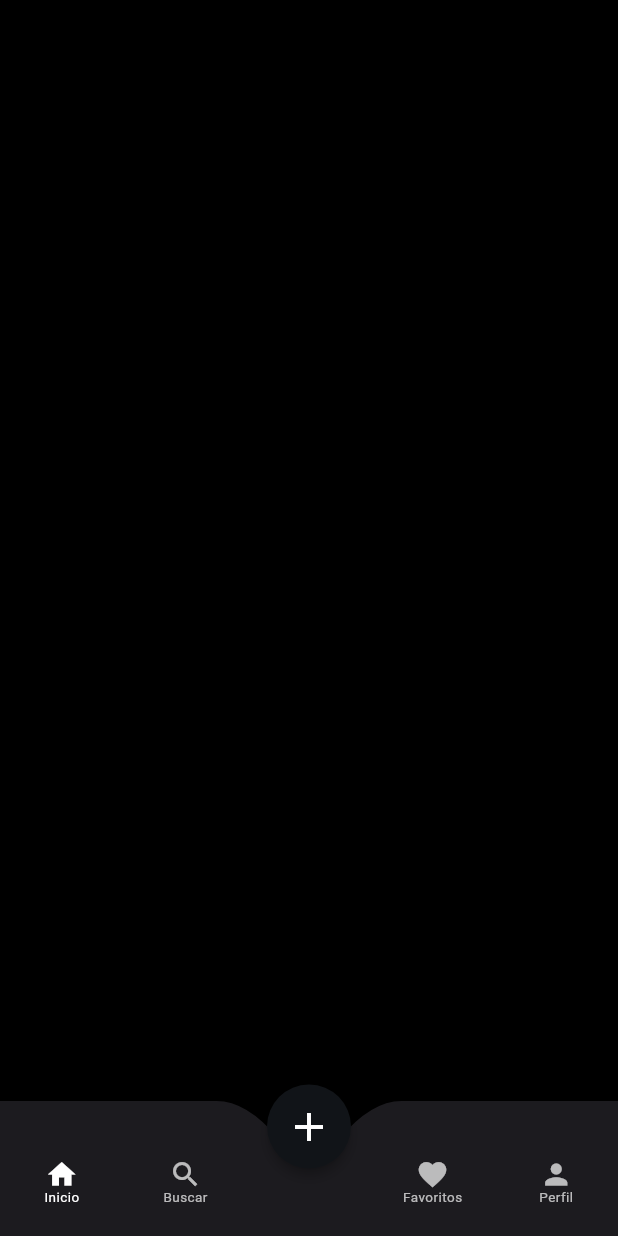
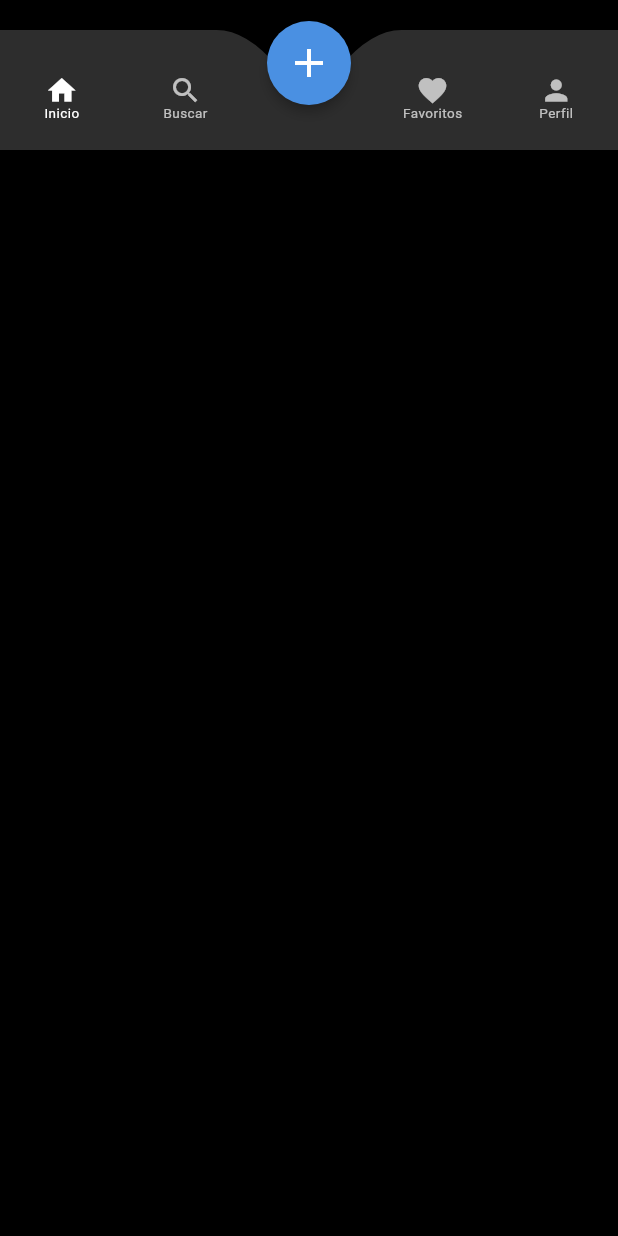
Before and after one commit to Guidotss/news-app, a Flutter app: the CustomBottomNav widget shown alone on an empty page, opened directly, on a phone screen of 412 x 824 dp. Run offline on Flutter 3.47's test engine with Material 3 defaults, Android fonts, the phone set to English and light mode, and no system bars; our stand-ins replace dio, flutter_dotenv, flutter_riverpod, go_router; statements that could not run were skipped.

Commit message:
Refactor CustomBottomNav widget to use enum for navigation items and integrate GoRouter for improved routing
- Replaced integer index with BottomNavItem enum for better readability and maintainability.
- Updated navigation logic to utilize GoRouter for named routes.
- Enhanced UI layout with a more structured Stack widget and adjusted positioning of elements.
- Improved visual design by modifying the NotchPainter color and bottom navigation bar styles.

This commit enhances the bottom navigation experience and streamlines routing within the app.

```diff
--- a/lib/src/presentation/widgets/shared/custom_bottom_nav.dart
+++ b/lib/src/presentation/widgets/shared/custom_bottom_nav.dart
@@ -1,4 +1,13 @@
 import 'package:flutter/material.dart';
+import 'package:go_router/go_router.dart';
+import 'package:news_app/src/settings/router/app_router.dart';
+
+enum BottomNavItem {
+  home,
+  search,
+  favorites,
+  profile,
+}
 
 class CustomBottomNav extends StatefulWidget {
   const CustomBottomNav({super.key,required this.title});
@@ -10,17 +19,21 @@ class CustomBottomNav extends StatefulWidget {
 }
 
 class _CustomBottomNavState extends State<CustomBottomNav> {
-  int _selectedIndex = 0;
+  BottomNavItem _selectedItem = BottomNavItem.home;
 
-  void _onItemTapped(int index) {
+  void _onItemTapped(BottomNavItem item) {
     setState(() {
-      _selectedIndex = index;
+      _selectedItem = item;
+      context.goNamed(_selectedItem.name);
+      print(_selectedItem.name);
     });
   }
 
   @override
   Widget build(BuildContext context) {
-    return Stack(
+    return SizedBox(
+      height: 100,
+      child: Stack(
         children: [
           Positioned(
             bottom: 0,
@@ -28,28 +41,23 @@ class _CustomBottomNavState extends State<CustomBottomNav> {
             right: 0,
             child: CustomPaint(
               painter: NotchPainter(),
-            child: Container(
-              height: 90,
-            ),
-          ),
-        ),
-        Positioned(
-          bottom: 0,
-          left: 0,
-          right: 0,
               child: SizedBox(
-            height: 75,
+                height: 80,
                 child: Theme(
                   data: Theme.of(context).copyWith(
                     splashColor: Colors.transparent,
                     highlightColor: Colors.transparent,
                   ),
+                  child: SizedBox(
+                    height: 75,
+                    child: Padding(
+                      padding: const EdgeInsets.only(top: 8),
                       child: BottomNavigationBar(
+                        backgroundColor: Colors.transparent,
                         elevation: 0,
-                backgroundColor: Colors.transparent,
                         type: BottomNavigationBarType.fixed,
-                currentIndex: _selectedIndex,
-                onTap: _onItemTapped,
+                        currentIndex: _selectedItem.index,
+                        onTap: (index) => _onItemTapped(BottomNavItem.values[index]),
                         enableFeedback: false,
                         landscapeLayout: BottomNavigationBarLandscapeLayout.centered,
                         mouseCursor: SystemMouseCursors.click,
@@ -80,7 +88,7 @@ class _CustomBottomNavState extends State<CustomBottomNav> {
                             label: 'Buscar',
                           ),
                           BottomNavigationBarItem(
-                    icon: SizedBox(width: 24, height: 24),
+                            icon: SizedBox(width: 0, height: 0),
                             label: '',
                           ),
                           BottomNavigationBarItem(
@@ -96,14 +104,17 @@ class _CustomBottomNavState extends State<CustomBottomNav> {
                     ),
                   ),
                 ),
+              ),
+            ),
+          ),
           Positioned(
-          bottom: 45,
+            bottom: 30,
             left: 0,
             right: 0,
             child: Center(
               child: FloatingActionButton(
                 elevation: 3,
-              backgroundColor: Theme.of(context).primaryColor,
+                backgroundColor: const Color(0xFF4A90E2),
                 shape: const CircleBorder(),
                 onPressed: () {
                   // Acción del botón flotante
@@ -117,6 +128,7 @@ class _CustomBottomNavState extends State<CustomBottomNav> {
             ),
           ),
         ],
+      ),
     );
   }
 }
@@ -124,18 +136,8 @@ class _CustomBottomNavState extends State<CustomBottomNav> {
 class NotchPainter extends CustomPainter {
   @override
   void paint(Canvas canvas, Size size) {
-
-    final backgroundPaint = Paint()
-      ..color = Colors.black
-      ..style = PaintingStyle.fill;
-
-    canvas.drawRect(
-      Rect.fromLTWH(0, 0, size.width, size.height),
-      backgroundPaint,
-    );
-
     final paint = Paint()
-      ..color = const Color(0xFF1C1B1F)
+      ..color = const Color(0xFF2D2D2D)
       ..style = PaintingStyle.fill;
 
     final path = Path()
```
Also changed, not shown: lib/src/settings/router/app_router.dart (+13 -6 lines). Lines whose indentation alone changed are shown as unchanged.
